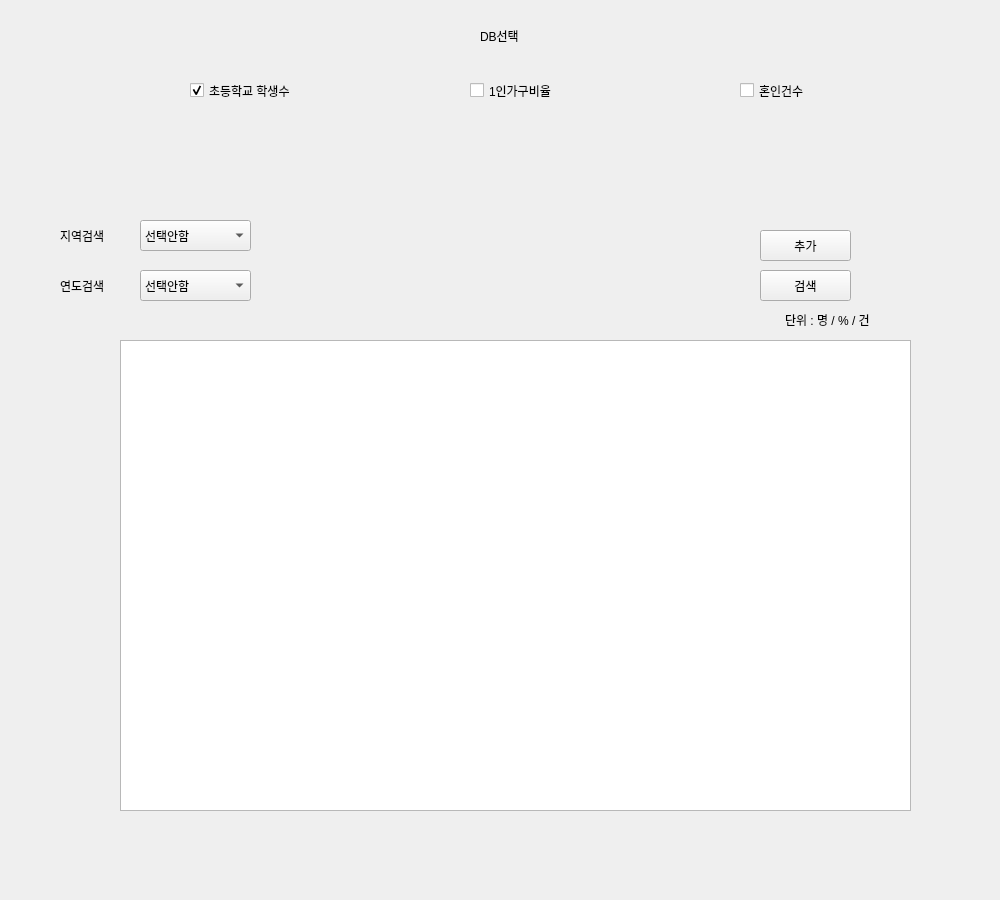
Qt form inquiry.ui (jungyeonwoo265/dbdbdip) before a commit.
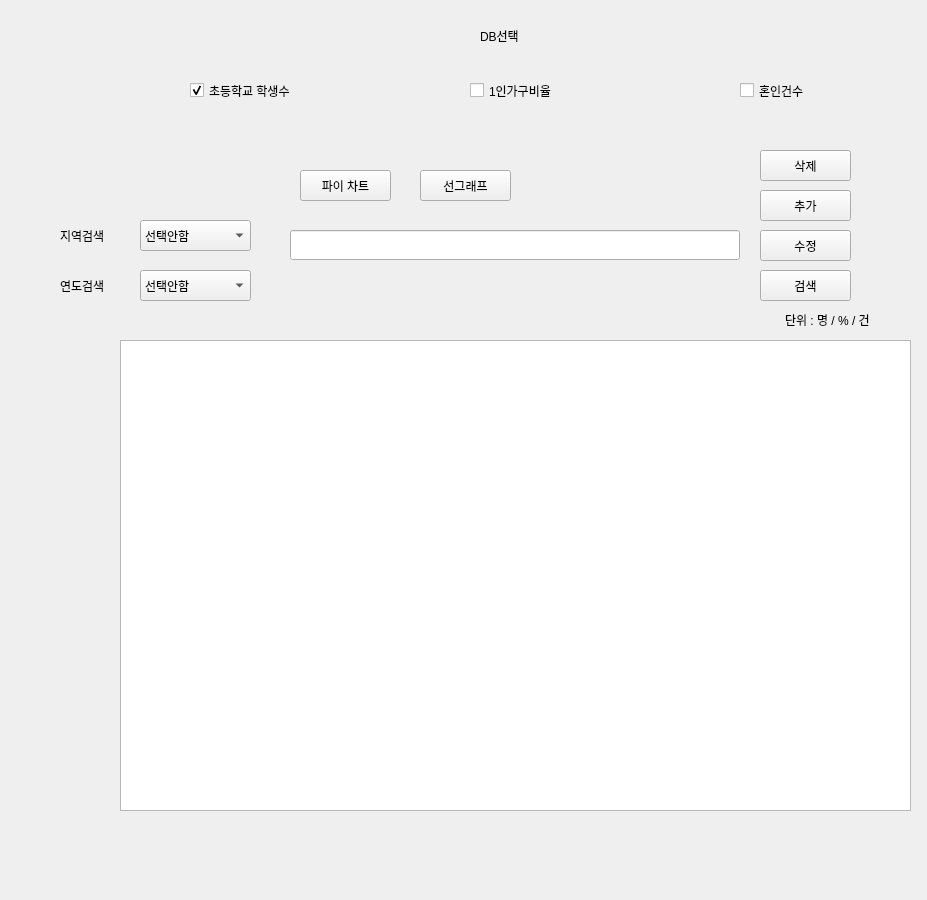
The same form after that commit.

The edit to the form file:
```diff
--- a/inquiry.ui
+++ b/inquiry.ui
@@ -6,7 +6,7 @@
    <rect>
     <x>0</x>
     <y>0</y>
-    <width>1000</width>
+    <width>927</width>
     <height>900</height>
    </rect>
   </property>
@@ -210,14 +210,14 @@
   <widget class="QPushButton" name="pushButton_3">
    <property name="geometry">
     <rect>
-     <x>760</x>
-     <y>230</y>
+     <x>300</x>
+     <y>170</y>
      <width>91</width>
      <height>31</height>
     </rect>
    </property>
    <property name="text">
-    <string>추가</string>
+    <string>파이 차트</string>
    </property>
   </widget>
   <widget class="QLabel" name="label_4">
@@ -291,6 +291,68 @@
     <string>혼인건수</string>
    </property>
   </widget>
+  <widget class="QPushButton" name="btn_modify">
+   <property name="geometry">
+    <rect>
+     <x>760</x>
+     <y>230</y>
+     <width>91</width>
+     <height>31</height>
+    </rect>
+   </property>
+   <property name="text">
+    <string>수정</string>
+   </property>
+  </widget>
+  <widget class="QPushButton" name="btn_graph_line">
+   <property name="geometry">
+    <rect>
+     <x>420</x>
+     <y>170</y>
+     <width>91</width>
+     <height>31</height>
+    </rect>
+   </property>
+   <property name="text">
+    <string>선그래프</string>
+   </property>
+  </widget>
+  <widget class="QLineEdit" name="liner">
+   <property name="geometry">
+    <rect>
+     <x>290</x>
+     <y>230</y>
+     <width>450</width>
+     <height>30</height>
+    </rect>
+   </property>
+  </widget>
+  <widget class="QPushButton" name="add_btn">
+   <property name="geometry">
+    <rect>
+     <x>760</x>
+     <y>190</y>
+     <width>91</width>
+     <height>31</height>
+    </rect>
+   </property>
+   <property name="text">
+    <string>추가</string>
+   </property>
+  </widget>
+  <widget class="QPushButton" name="btn_delete">
+   <property name="geometry">
+    <rect>
+     <x>760</x>
+     <y>150</y>
+     <width>91</width>
+     <height>31</height>
+    </rect>
+   </property>
+   <property name="text">
+    <string>삭제</string>
+   </property>
+  </widget>
  </widget>
  <resources/>
  <connections/>
```
Left out of the diff: 2 changed lines with no effect on the pictures.
